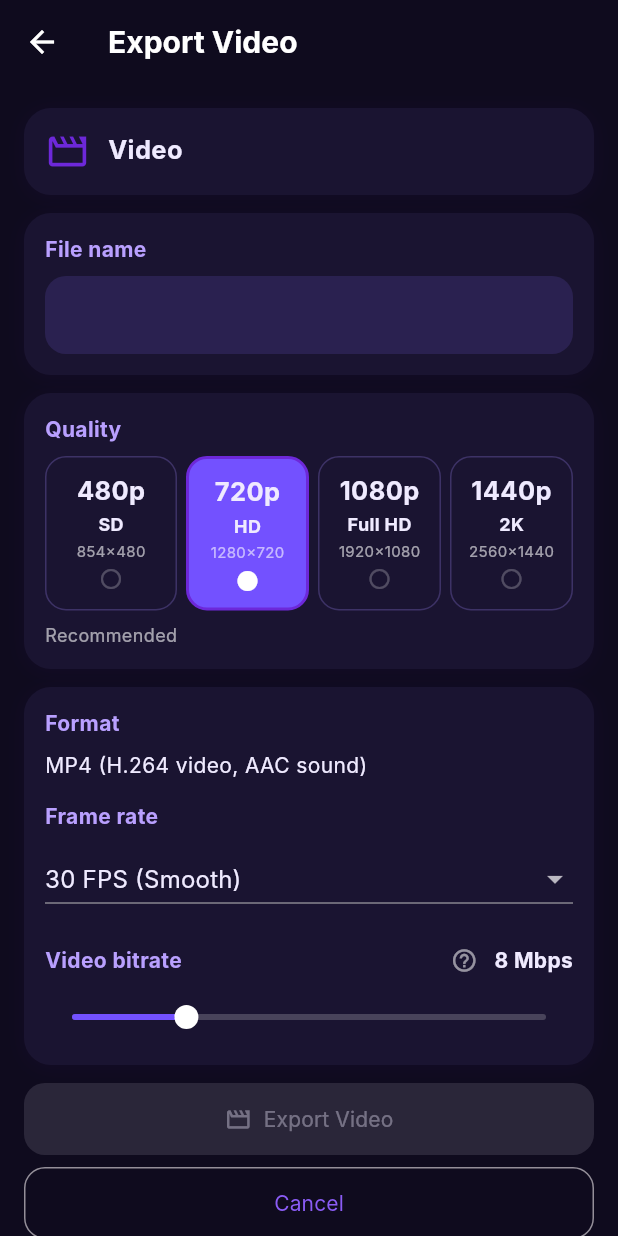
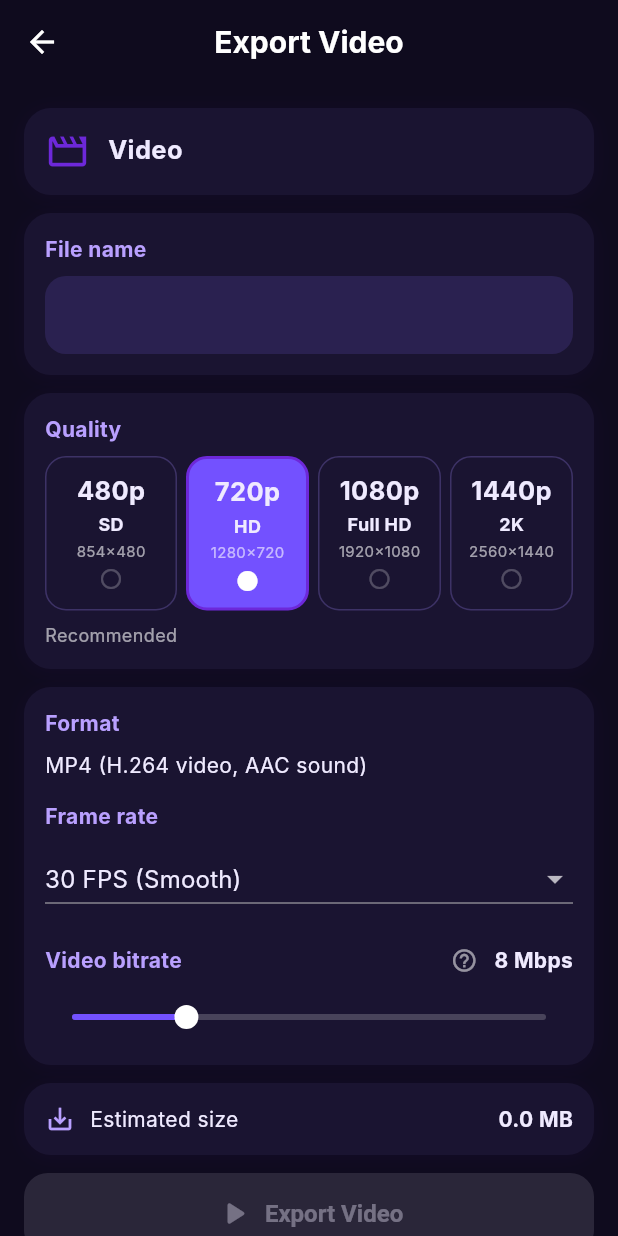
Before and after one commit to iam4all26/qur-an-studio, a Flutter app: the ExportScreen screen opened directly with empty values, on a phone screen of 412 x 824 dp. Run offline on Flutter 3.47's test engine with Material 3 defaults, Android fonts, the phone set to English and light mode, and no system bars; our stand-ins replace flutter_svg, sqflite, vector_graphics; missing offline and left inert: photo_manager; accounts and stored records are empty.

Commit message:
Update export_screen.dart

```diff
--- a/lib/screens/export_screen.dart
+++ b/lib/screens/export_screen.dart
@@ -1327,14 +1327,30 @@ class _ExportScreenState extends State<ExportScreen> {
             ),
           ],
         )),
-        FilledButton.icon(
-          style: FilledButton.styleFrom(
-            backgroundColor: KColors.gold,
-            foregroundColor: KColors.onGold,
+        card(Row(
+          children: [
+            const Icon(Icons.save_alt, color: KColors.accent, size: 20),
+            const SizedBox(width: 10),
+            const Expanded(child: Text('Estimated size')),
+            Text(
+              '${estMb.toStringAsFixed(estMb < 10 ? 1 : 0)} MB',
+              style: const TextStyle(fontWeight: FontWeight.w700),
+            ),
+          ],
+        )),
+        SizedBox(
+          height: 54,
+          child: FilledButton.icon(
+            style: FilledButton.styleFrom(
+              backgroundColor: KColors.selected,
+              foregroundColor: Colors.white,
+              shape: RoundedRectangleBorder(borderRadius: BorderRadius.circular(16)),
+              textStyle: const TextStyle(fontSize: 16, fontWeight: FontWeight.w700),
+            ),
+            onPressed: lesson == null ? null : () => setState(() => _runPage = true),
+            icon: const Icon(Icons.play_arrow_rounded, size: 26),
+            label: const Text('Export Video'),
           ),
-          onPressed: lesson == null ? null : () => setState(() => _runPage = true),
-          icon: const Icon(Icons.movie_creation_outlined),
-          label: const Text('Export Video'),
         ),
         const SizedBox(height: 8),
         OutlinedButton(onPressed: () => Navigator.of(context).maybePop(), child: const Text('Cancel')),
@@ -1453,7 +1469,7 @@ class _ExportScreenState extends State<ExportScreen> {
                   IconButton(icon: const Icon(Icons.more_vert), onPressed: _moreSheet),
                 ],
               )
-            : AppBar(title: Text(_runPage ? (_busy ? '' : 'Exporting') : 'Export Video')),
+            : AppBar(centerTitle: true, title: Text(_runPage ? (_busy ? '' : 'Exporting') : 'Export Video')),
         body: Stack(
           clipBehavior: Clip.none,
           children: [
```
